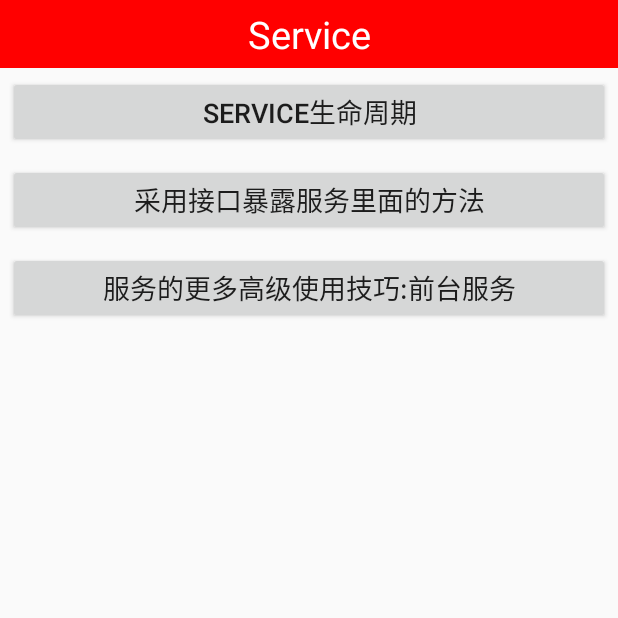
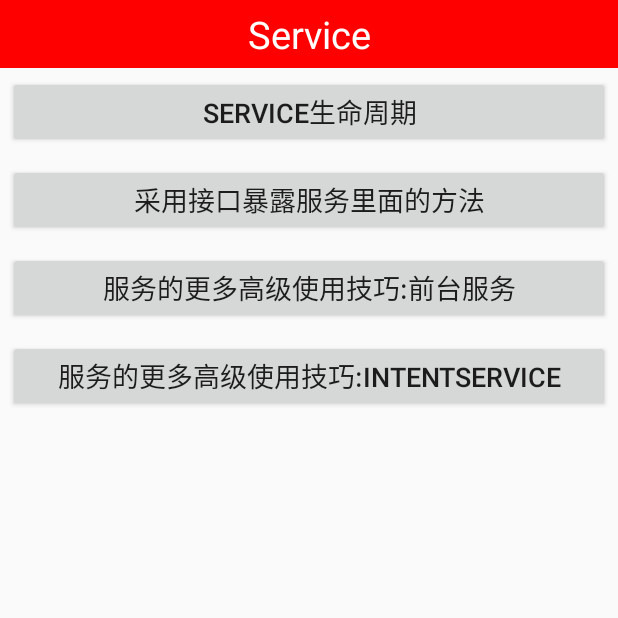
Before and after one commit to justtofly/ServiceDemo2, an Android app: the screen it shows after launch (MainActivity), on a phone screen of 412 x 824 dp, the top half of it. Run offline under Robolectric (Android 15) with nearby library versions, the phone set to English and light mode, and no system bars.

Commit message:
IntentService的使用，集开启线程和自动停止于一身.

```diff
--- a/app/src/main/AndroidManifest.xml
+++ b/app/src/main/AndroidManifest.xml
@@ -22,8 +22,11 @@
         <service android:name="com.fi.service.TestService"/>
         <service android:name="com.fi.service.TestService2"/>
         <service android:name="com.fi.service.TestService3"/>
+        <service android:name="com.fi.service.MyIntentService"/>
 
         <activity android:name=".DetailActivity">
+        </activity>
+        <activity android:name=".IntentServiceActivity">
         </activity>
     </application>
 
--- a/app/src/main/java/com/fi/activity/MainActivity.java
+++ b/app/src/main/java/com/fi/activity/MainActivity.java
@@ -11,6 +11,7 @@ public class MainActivity extends Activity implements View.OnClickListener {
     private Button btn1;
     private Button btn2;
     private Button btn3;
+    private Button btn4;
 
     @Override
     protected void onCreate(Bundle savedInstanceState) {
@@ -25,6 +26,7 @@ public class MainActivity extends Activity implements View.OnClickListener {
         btn1.setOnClickListener(this);
         btn2.setOnClickListener(this);
         btn3.setOnClickListener(this);
+        btn4.setOnClickListener(this);
     }
 
     //初始化控件
@@ -32,6 +34,7 @@ public class MainActivity extends Activity implements View.OnClickListener {
         btn1= (Button) findViewById(R.id.btn1);
         btn2= (Button) findViewById(R.id.btn2);
         btn3= (Button) findViewById(R.id.btn3);
+        btn4= (Button) findViewById(R.id.btn4);
     }
 
     @Override
@@ -46,6 +49,9 @@ public class MainActivity extends Activity implements View.OnClickListener {
             case R.id.btn3:
                 startActivity(new Intent(this,ServiceActivity3.class));
                 break;
+            case R.id.btn4:
+                startActivity(new Intent(this,IntentServiceActivity.class));
+                break;
             default:
                 break;
         }
--- a/app/src/main/java/com/fi/service/TestService.java
+++ b/app/src/main/java/com/fi/service/TestService.java
@@ -24,12 +24,14 @@ public class TestService extends Service {
     @Override
     public void onCreate() {
         Log.e(TAG, "onCreate");
+        Toast.makeText(this, "onCreate()方法被回调", Toast.LENGTH_SHORT).show();
         super.onCreate();
     }
 
     @Override
     public int onStartCommand(Intent intent, int flags, int startId) {
         Log.e(TAG, "onStartCommand");
+        Toast.makeText(this, "onStartCommand()方法被回调", Toast.LENGTH_SHORT).show();
         return super.onStartCommand(intent, flags, startId);
     }
 
@@ -46,6 +48,7 @@ public class TestService extends Service {
     @Override
     public void onDestroy() {
         Log.e(TAG, "onDestroy");
+        Toast.makeText(this, "onDestroy()方法被回调", Toast.LENGTH_SHORT).show();
         super.onDestroy();
     }
 
@@ -71,6 +74,7 @@ public class TestService extends Service {
     @Nullable
     @Override
     public IBinder onBind(Intent intent) {
+        Toast.makeText(this, "onBind()方法被回调，返回一个IBinder代理人对象", Toast.LENGTH_SHORT).show();
         Log.e(TAG, "2.如果服务被成功绑定，就会调用onBind方法，返回一个IBinder代理人对象,onBind方法");
         MyBinder myBinder=new MyBinder();
         Log.e(TAG,"3.new出来代理人对象"+myBinder.toString());
@@ -80,6 +84,7 @@ public class TestService extends Service {
 
     @Override
     public boolean onUnbind(Intent intent) {
+        Toast.makeText(this, "onUnbind()方法被回调", Toast.LENGTH_SHORT).show();
         Log.e(TAG, "onUnbind");
         return super.onUnbind(intent);
     }
--- a/app/src/main/res/layout/activity_main.xml
+++ b/app/src/main/res/layout/activity_main.xml
@@ -45,5 +45,13 @@
         android:layout_margin="5dp"
         android:textSize="18sp"
         android:text="服务的更多高级使用技巧:前台服务"/>
+    <Button
+        android:id="@+id/btn4"
+        android:layout_width="match_parent"
+        android:layout_height="wrap_content"
+        android:gravity="center"
+        android:layout_margin="5dp"
+        android:textSize="18sp"
+        android:text="服务的更多高级使用技巧:IntentService"/>
 
 </LinearLayout>
```
Also changed, not shown: app/src/main/java/com/fi/activity/IntentServiceActivity.java (added, +45 -0 lines), app/src/main/java/com/fi/service/MyIntentService.java (added, +38 -0 lines), app/src/main/res/layout/activity_intent_service.xml (added, +18 -0 lines).
